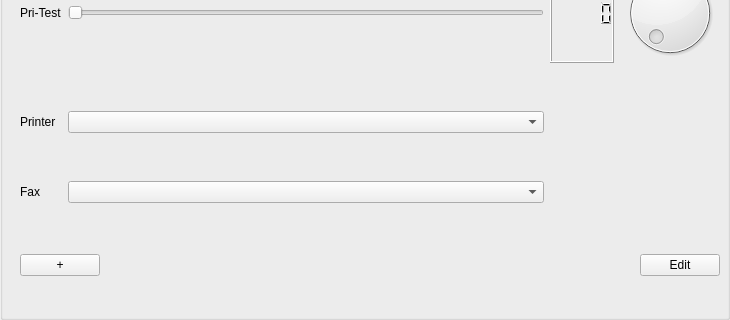
This is src/app/departmentinputarea.ui in jmuelbert/jmbde-QT as Qt 5 draws it before an edit; both pictures show x 0 to 730 and y 280 to 600 of the 730 by 600 pixel window. The edited form follows.
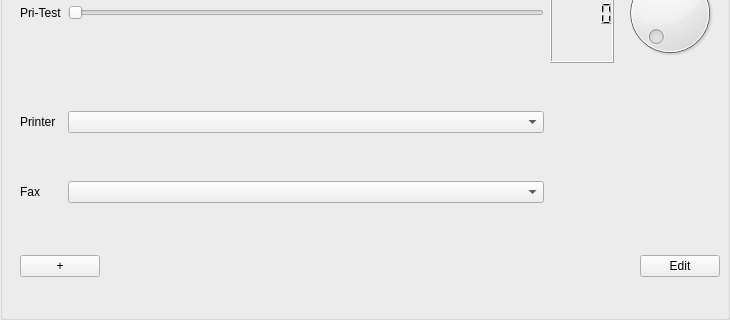
This is the edited form.

```diff
--- a/src/app/departmentinputarea.ui
+++ b/src/app/departmentinputarea.ui
@@ -63,7 +63,7 @@
       <x>10</x>
       <y>500</y>
       <width>700</width>
-      <height>30</height>
+      <height>32</height>
      </rect>
     </property>
     <layout class="QHBoxLayout" name="horizontalLayout">
```
Lines whose indentation alone changed are shown as unchanged.
